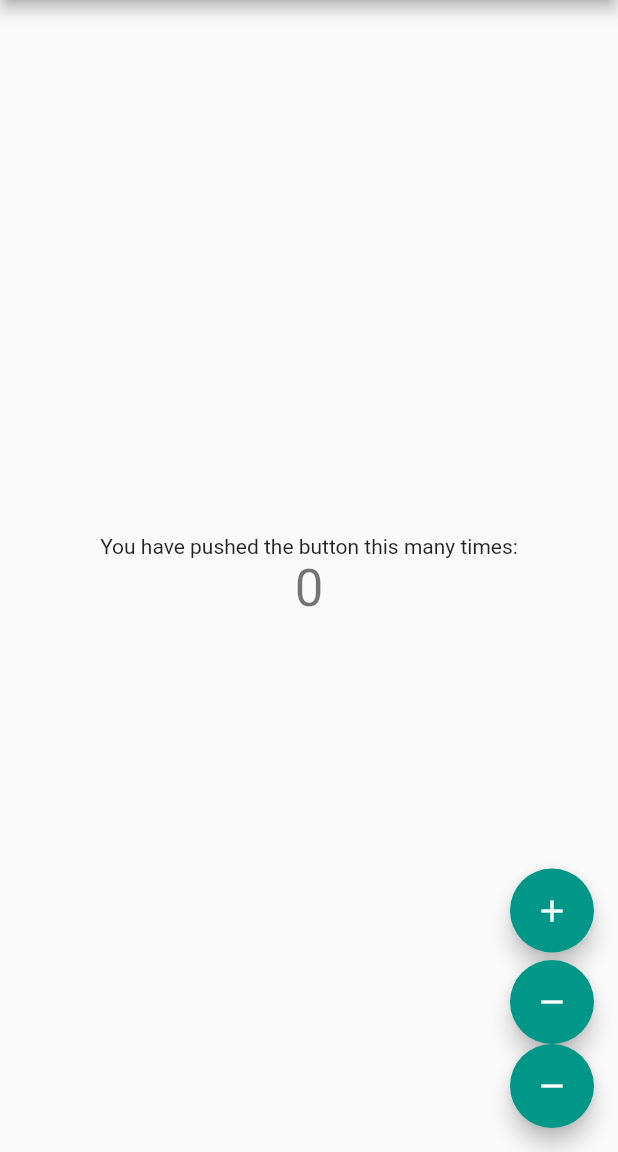
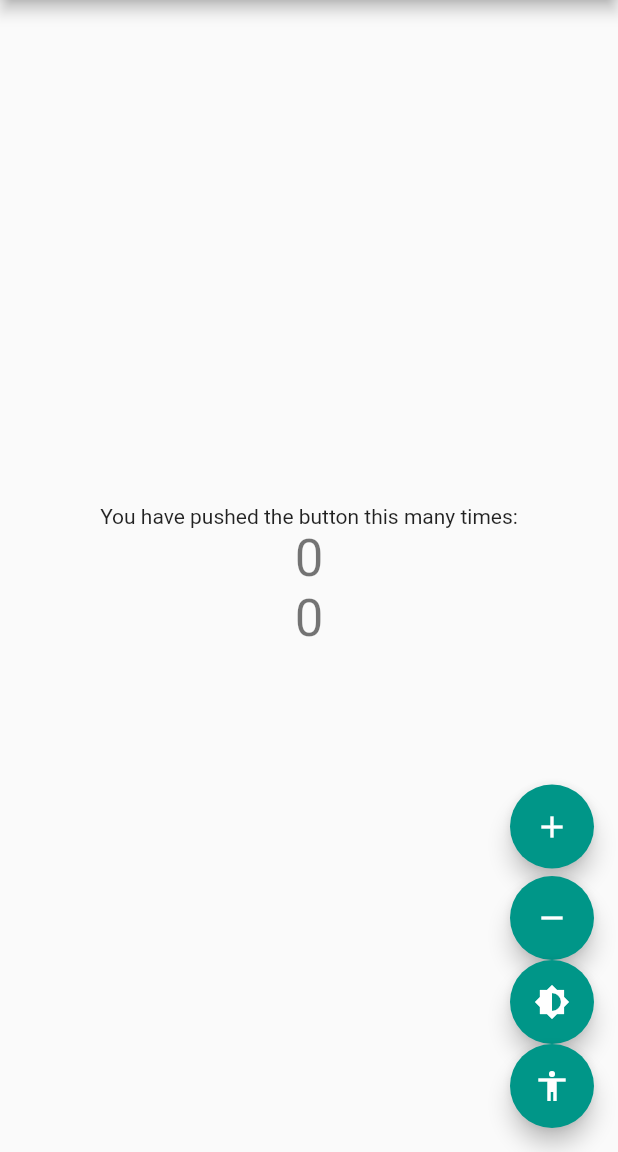
Before and after one commit to ersinaksar/flutter-provider-block, a Flutter app: the screen it shows after launch, on a phone screen of 412 x 824 dp, the part 84-1236 px from its top. Run offline on Flutter 3.47's test engine with Material 2 defaults, Android fonts, the phone set to English and light mode, and no system bars; our stand-ins replace bloc, firebase_auth, firebase_core, flutter_bloc; accounts and stored records are empty.

Commit message:
cubit plugin multi bloc provider

```diff
--- a/flutter_bloc_paket/lib/counter_bloc/counter_state.dart
+++ b/flutter_bloc_paket/lib/counter_bloc/counter_state.dart
@@ -3,4 +3,10 @@ class CounterState {
   CounterState(this._sayac);
 
   int get sayac => _sayac;
+
+  @override
+  String toString() {
+    // TODO: implement toString
+    return "counter state: $_sayac";
+  }
 }
--- /dev/null
+++ b/flutter_bloc_paket/lib/cubit_plugin/sayici_cubit.dart
@@ -0,0 +1,16 @@
+import 'package:bloc/bloc.dart';
+import 'package:meta/meta.dart';
+
+part 'sayici_state.dart';
+
+class SayiciCubit extends Cubit<SayiciState> {
+  SayiciCubit() : super(SayiciState(0));
+
+  void arttir() {
+    emit(SayiciState(state._deger + 1));
+  }
+
+  void azalt() {
+    emit(SayiciState(state._deger - 1));
+  }
+}
--- /dev/null
+++ b/flutter_bloc_paket/lib/cubit_plugin/sayici_state.dart
@@ -0,0 +1,8 @@
+part of 'sayici_cubit.dart';
+
+class SayiciState {
+  late int _deger;
+  SayiciState(this._deger);
+
+  int get deger => _deger;
+}
--- a/flutter_bloc_paket/lib/main.dart
+++ b/flutter_bloc_paket/lib/main.dart
@@ -3,9 +3,33 @@ import 'package:flutter_bloc/flutter_bloc.dart';
 import 'package:flutter_bloc_paket/counter_bloc/counter_block.dart';
 import 'package:flutter_bloc_paket/counter_bloc/counter_event.dart';
 import 'package:flutter_bloc_paket/counter_bloc/counter_state.dart';
+import 'package:flutter_bloc_paket/cubit_plugin/sayici_cubit.dart';
 import 'package:flutter_bloc_paket/theme_cubit.dart';
 
+//event ya d bloüu kullandığımızda neler olacğına dair bilgi veriyor
+/// Custom [BlocObserver] which observes all bloc and cubit instances.
+class SimpleBlocObserver extends BlocObserver {
+  @override
+  void onEvent(Bloc bloc, Object? event) {
+    super.onEvent(bloc, event);
+    print(event);
+  }
+
+  @override
+  void onTransition(Bloc bloc, Transition transition) {
+    super.onTransition(bloc, transition);
+    print(transition);
+  }
+
+  @override
+  void onError(BlocBase bloc, Object error, StackTrace stackTrace) {
+    print(error);
+    super.onError(bloc, error, stackTrace);
+  }
+}
+
 void main() {
+  Bloc.observer = SimpleBlocObserver();
   runApp(MyApp());
 }
 
@@ -19,8 +43,10 @@ class MyApp extends StatelessWidget {
         return MaterialApp(
           title: 'Flutter Demo',
           theme: tema,
-          home: BlocProvider(
-              create: (context) => CounterBlock(), child: MyHomePage()),
+          home: MultiBlocProvider(providers: [
+            BlocProvider(create: (context) => CounterBlock()),
+            BlocProvider(create: (context) => SayiciCubit()),
+          ], child: MyHomePage()),
         );
       }),
     );
@@ -55,12 +81,21 @@ class MyCenterWidget extends StatelessWidget {
             'You have pushed the button this many times:',
           ),
           BlocBuilder<CounterBlock, CounterState>(
-              builder: (context, counterState) {
-            return Text(
-              counterState.sayac.toString(),
-              style: Theme.of(context).textTheme.headline4,
-            );
-          }),
+            builder: (context, counterState) {
+              return Text(
+                counterState.sayac.toString(),
+                style: Theme.of(context).textTheme.headline4,
+              );
+            },
+          ),
+          BlocBuilder<SayiciCubit, SayiciState>(
+            builder: (context, sayiciState) {
+              return Text(
+                sayiciState.deger.toString(),
+                style: Theme.of(context).textTheme.headline4,
+              );
+            },
+          ),
         ],
       ),
     );
@@ -102,7 +137,15 @@ class MyActions extends StatelessWidget {
           onPressed: () {
             context.read<ThemeCubit>().temaDegistir();
           },
-          child: Icon(Icons.remove),
+          child: Icon(Icons.brightness_6),
+          tooltip: "Tema DEğiştir",
+        ),
+        FloatingActionButton(
+          heroTag: "3",
+          onPressed: () {
+            context.read<SayiciCubit>().arttir();
+          },
+          child: Icon(Icons.accessibility),
           tooltip: "Tema DEğiştir",
         ),
       ],
```
